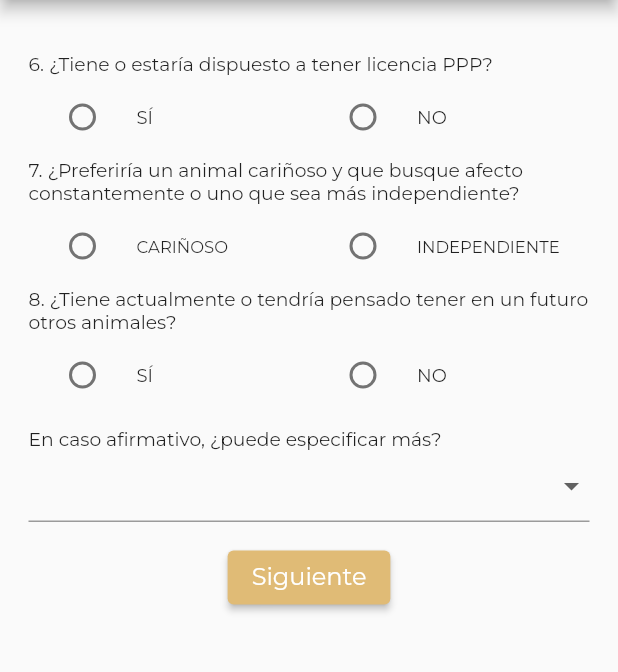
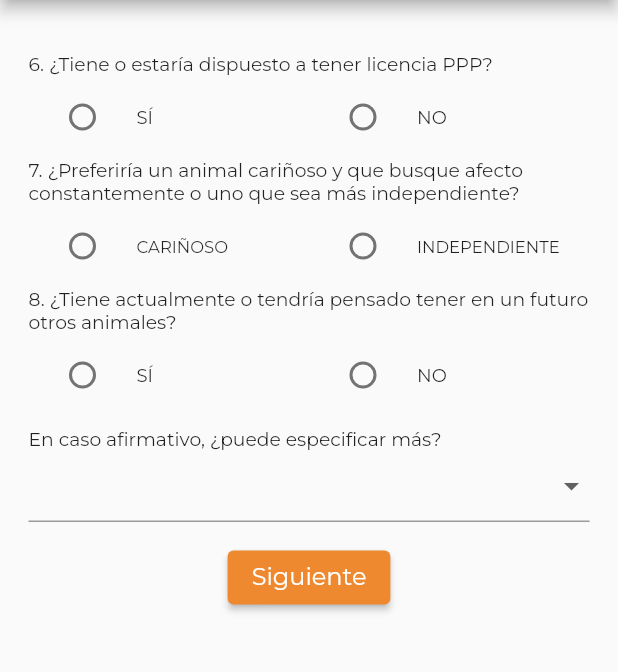
Before and after one commit to lucianunezalonso/tfg-22029926, a Flutter app: the Opcion2Test screen opened directly, after a tap on "Siguiente", on a phone screen of 412 x 824 dp, the part 84-756 px from its top. Run offline on Flutter 3.47's test engine with Material 2 defaults, Android fonts, the phone set to English and light mode, and no system bars; our stand-ins replace charts_flutter, dio, firebase_auth, firebase_core, flutter_map, google_fonts and 1 more; missing offline and left inert: flutter_reorderable_list; accounts and stored records are empty.

Commit message:
cambio color del logo

```diff
--- a/app_tfg/lib/screens/inicio1_screen.dart
+++ b/app_tfg/lib/screens/inicio1_screen.dart
@@ -48,7 +48,7 @@ class _Inicio1ScreenState extends State<Inicio1Screen> {
               children: [
                 SizedBox(height: kToolbarHeight), // Añade un espacio del tamaño del AppBar
                 SizedBox(height: 22),
-                Image.asset('assets/images/logo.png'),
+                Image.asset('assets/images/logo_naranja.png'),
                 SizedBox(height: 370),
                 Row(
                   mainAxisAlignment: MainAxisAlignment.center,
--- a/app_tfg/lib/screens/login_screen.dart
+++ b/app_tfg/lib/screens/login_screen.dart
@@ -77,7 +77,7 @@ class _LoginScreenState extends State<LoginScreen> {
                     children: [
                       SizedBox(height: 50.0),
                       Image.asset(
-                        'assets/images/logo.png', // Ruta de la imagen en el directorio de activos
+                        'assets/images/logo_naranja.png', // Ruta de la imagen en el directorio de activos
                       ),
                       SizedBox(height: 90),
 
--- a/app_tfg/lib/screens/mapa.dart
+++ b/app_tfg/lib/screens/mapa.dart
@@ -61,7 +61,7 @@ class _MapaState extends State<Mapa> {
                   height: 40.0,
                   point: LatLng(centro['Latitud'], centro['Longitud']),
                   builder: (ctx) => Container(
-                    child: Icon(Icons.location_on, color: Colors.black.withOpacity(0.3)),
+                    child: Icon(Icons.location_on, color: Color(0xFFEE892F).withOpacity(0.3)),
                   ),
                 ),
               ).toList(),
--- a/app_tfg/lib/screens/opcion2_2_test.dart
+++ b/app_tfg/lib/screens/opcion2_2_test.dart
@@ -220,7 +220,7 @@ class _Opcion2_2TestState extends State<Opcion2_2Test>  {
                   );
                 },
                 style: ElevatedButton.styleFrom(
-                backgroundColor: Color(0xFFE0BB76), // Establecer el color de fondo del botón
+                backgroundColor: Color(0xFFEE892F), // Establecer el color de fondo del botón
               ),
                 child: Text(
                   'Siguiente',
--- a/app_tfg/lib/screens/opcion2_3_test.dart
+++ b/app_tfg/lib/screens/opcion2_3_test.dart
@@ -167,7 +167,7 @@ class _Opcion2_3TestState extends State<Opcion2_3Test> {
                   );
                 },
                 style: ElevatedButton.styleFrom(
-                  backgroundColor: Color(0xFFE0BB76), // Establecer el color de fondo del botón
+                  backgroundColor: Color(0xFFEE892F), // Establecer el color de fondo del botón
                 ),
                 child: Text(
                   'Siguiente',
--- a/app_tfg/lib/screens/opcion2_4_test.dart
+++ b/app_tfg/lib/screens/opcion2_4_test.dart
@@ -164,7 +164,7 @@ class _Opcion2_4TestState extends State<Opcion2_4Test> {
 
                 },
                 style: ElevatedButton.styleFrom(
-                  backgroundColor: Color(0xFFE0BB76), // Establecer el color de fondo del botón
+                  backgroundColor: Color(0xFFEE892F), // Establecer el color de fondo del botón
                 ),
                 child: Text(
                   'Siguiente',
--- a/app_tfg/lib/screens/opcion2_test.dart
+++ b/app_tfg/lib/screens/opcion2_test.dart
@@ -246,7 +246,7 @@ class _Opcion2TestState extends State<Opcion2Test> {
                     );
                   },
                   style: ElevatedButton.styleFrom(
-                    backgroundColor: Color(0xFFE0BB76), // Establecer el color de fondo del botón
+                    backgroundColor: Color(0xFFEE892F), // Establecer el color de fondo del botón
                   ),
                   child: Text(
                     'Siguiente',
--- a/app_tfg/lib/screens/signup_screen.dart
+++ b/app_tfg/lib/screens/signup_screen.dart
@@ -48,7 +48,7 @@ class _SignUpScreenState extends State<SignUpScreen> {
               mainAxisAlignment: MainAxisAlignment.center,
               children: [
                 Image.asset(
-                  'assets/images/logo.png', // Ruta de la imagen en el directorio de activos
+                  'assets/images/logo_naranja.png', // Ruta de la imagen en el directorio de activos
                 ),
                 SizedBox(height: 80),
 
--- a/app_tfg/pubspec.yaml
+++ b/app_tfg/pubspec.yaml
@@ -43,6 +43,7 @@ flutter:
   assets:
     - assets/images/perro_inicio.jpeg
     - assets/images/logo.png
+    - assets/images/logo_naranja.png
     - assets/images/gato.jpg
     - assets/images/mastin.jpg
     - assets/images/mestizo.jpg
```
Also changed, not shown: app_tfg/assets/images/logo_borde.png, app_tfg/assets/images/logo_naranja.png (added).
